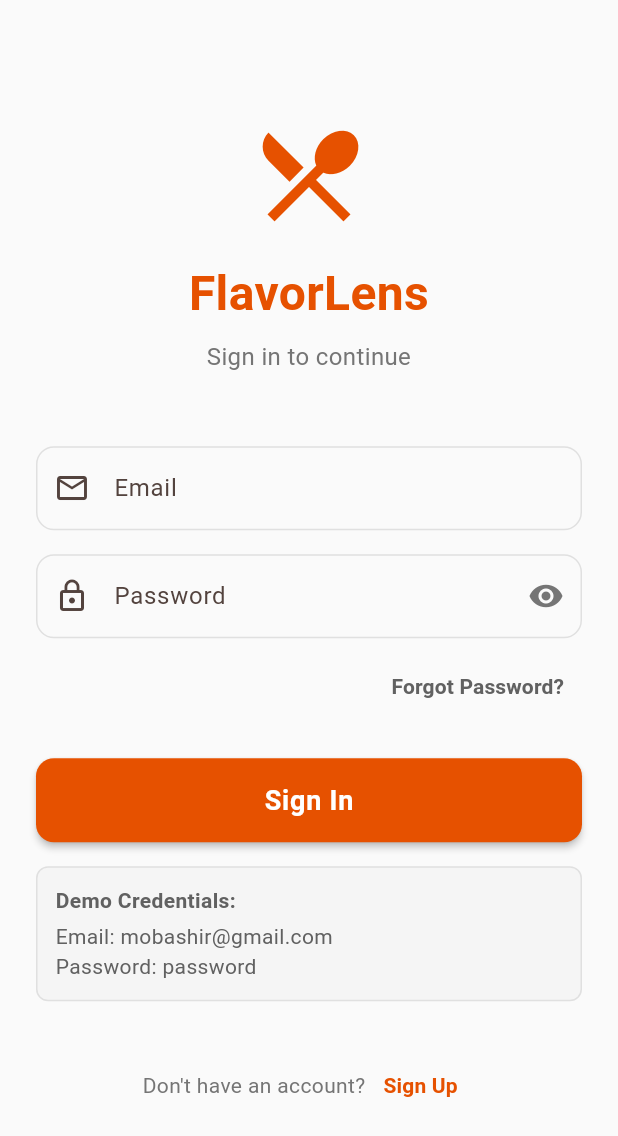
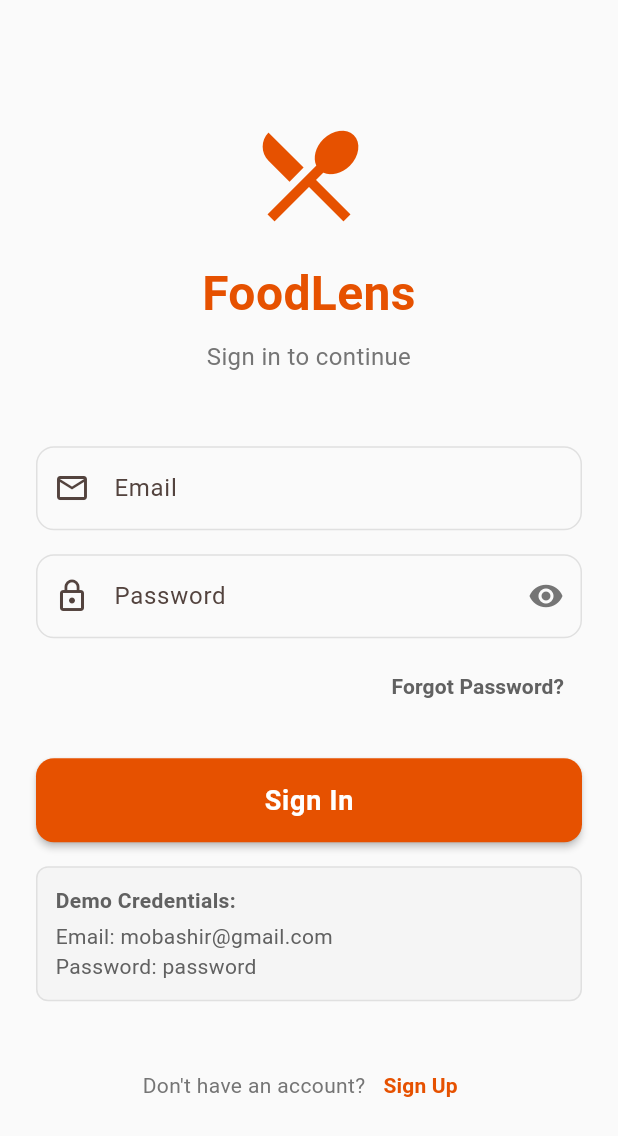
Before and after one commit to ovishkh/Cal-AI, a Flutter app: the screen it shows after launch, on a phone screen of 412 x 824 dp. Shown: the top 1136 px of the screen. Run offline on Flutter 3.47's test engine with Material 3 defaults, Android fonts, the phone set to English and light mode, and no system bars; our stand-ins replace fl_chart, image_picker, open_file, pdf, shared_preferences.

Commit message:
Update app name to FoodLens and update Android package name to com.foodlens.mobile

```diff
--- a/lib/main.dart
+++ b/lib/main.dart
@@ -30,7 +30,7 @@ class MyApp extends StatelessWidget {
       child: Consumer<AuthState>(
         builder: (context, authState, child) {
           return MaterialApp(
-            title: 'FlavorLens',
+            title: 'FoodLens',
             theme: AppTheme.themeData,
             initialRoute: authState.isLoggedIn ? '/home' : '/login',
             routes: {
--- a/lib/screens/about.dart
+++ b/lib/screens/about.dart
@@ -12,7 +12,7 @@ class AboutScreen extends StatelessWidget {
       },
       child: Scaffold(
         appBar: AppBar(
-          title: const Text('About FlavorLens'),
+          title: const Text('About FoodLens'),
           backgroundColor: Colors.deepOrange,
           foregroundColor: Colors.white,
           leading: IconButton(
@@ -46,7 +46,7 @@ class AboutScreen extends StatelessWidget {
                 const SizedBox(height: 24),
                 // App name
                 const Text(
-                  'FlavorLens',
+                  'FoodLens',
                   style: TextStyle(fontSize: 28, fontWeight: FontWeight.bold),
                 ),
                 const SizedBox(height: 8),
@@ -112,7 +112,7 @@ class AboutScreen extends StatelessWidget {
                 const SizedBox(height: 40),
                 // Footer
                 const Text(
-                  '© 2024 FlavorLens Team',
+                  '© 2024 FoodLens Team',
                   style: TextStyle(fontSize: 14, color: Colors.grey),
                 ),
                 const SizedBox(height: 20),
--- a/lib/screens/home.dart
+++ b/lib/screens/home.dart
@@ -630,7 +630,7 @@ class _HomeScreenState extends State<HomeScreen>
                     Column(
                       crossAxisAlignment: CrossAxisAlignment.start,
                       children: [
-                        const Text('FlavorLens', style: AppTheme.headingLarge),
+                        const Text('FoodLens', style: AppTheme.headingLarge),
                         Text(
                           'Convert ingredients into recipes',
                           style: AppTheme.caption,
--- a/lib/screens/login.dart
+++ b/lib/screens/login.dart
@@ -78,7 +78,7 @@ class _LoginScreenState extends State<LoginScreen> {
                 ),
                 const SizedBox(height: 16),
                 const Text(
-                  'FlavorLens',
+                  'FoodLens',
                   textAlign: TextAlign.center,
                   style: TextStyle(
                     fontSize: 32,
--- a/lib/screens/planner.dart
+++ b/lib/screens/planner.dart
@@ -165,7 +165,7 @@ class _PlannerScreenState extends State<PlannerScreen> {
           footer: (pw.Context context) {
             return pw.Center(
               child: pw.Text(
-                'Generated by FlavorLens',
+                'Generated by FoodLens',
                 style: const pw.TextStyle(fontSize: 10),
               ),
             );
--- a/lib/screens/signup.dart
+++ b/lib/screens/signup.dart
@@ -79,7 +79,7 @@ class _SignupScreenState extends State<SignupScreen> {
                 ),
                 const SizedBox(height: 16),
                 const Text(
-                  'Join FlavorLens',
+                  'Join FoodLens',
                   textAlign: TextAlign.center,
                   style: TextStyle(
                     fontSize: 28,
--- a/lib/screens/splash.dart
+++ b/lib/screens/splash.dart
@@ -35,7 +35,7 @@ class _SplashScreenState extends State<SplashScreen> {
               const SizedBox(height: 20),
               // App name
               const Text(
-                'FlavorLens',
+                'FoodLens',
                 style: TextStyle(
                   fontSize: 34,
                   fontWeight: FontWeight.bold,
```
Also changed, not shown: 7 other files.
